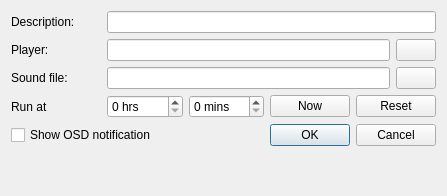
loimu/zeit, file src/timerdialog.ui: the form before one commit.
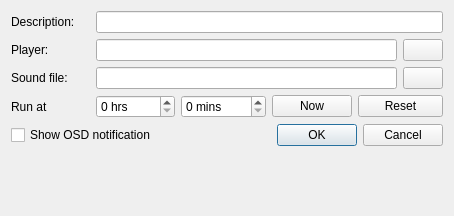
The form after the commit.

Diff of the .ui file:
```diff
--- a/src/timerdialog.ui
+++ b/src/timerdialog.ui
@@ -6,116 +6,78 @@
    <rect>
     <x>0</x>
     <y>0</y>
-    <width>447</width>
-    <height>196</height>
+    <width>454</width>
+    <height>216</height>
    </rect>
   </property>
   <property name="windowTitle">
    <string>Dialog</string>
   </property>
-  <layout class="QVBoxLayout" name="verticalLayout">
-   <item>
-    <layout class="QHBoxLayout" name="horizontalLayout_5">
-     <item>
+  <layout class="QGridLayout" name="gridLayout">
+   <item row="0" column="0" colspan="2">
       <widget class="QLabel" name="label_4">
-       <property name="minimumSize">
-        <size>
-         <width>90</width>
-         <height>0</height>
-        </size>
-       </property>
        <property name="text">
         <string>Description:</string>
        </property>
       </widget>
      </item>
-     <item>
+   <item row="0" column="2" colspan="8">
       <widget class="QLineEdit" name="lineEditComment">
        <property name="clearButtonEnabled">
         <bool>true</bool>
        </property>
       </widget>
      </item>
-    </layout>
-   </item>
-   <item>
-    <layout class="QHBoxLayout" name="horizontalLayout">
-     <item>
+   <item row="1" column="0" colspan="2">
       <widget class="QLabel" name="label">
-       <property name="minimumSize">
-        <size>
-         <width>90</width>
-         <height>0</height>
-        </size>
-       </property>
        <property name="text">
         <string>Player:</string>
        </property>
       </widget>
      </item>
-     <item>
+   <item row="1" column="2" colspan="7">
       <widget class="QLineEdit" name="lineEditPlayer">
        <property name="clearButtonEnabled">
         <bool>true</bool>
        </property>
       </widget>
      </item>
-     <item>
+   <item row="1" column="9">
       <widget class="QPushButton" name="pushButtonPlayer">
        <property name="text">
         <string notr="true"/>
        </property>
       </widget>
      </item>
-    </layout>
-   </item>
-   <item>
-    <layout class="QHBoxLayout" name="horizontalLayout_2">
-     <item>
+   <item row="2" column="0" colspan="2">
       <widget class="QLabel" name="label_2">
-       <property name="minimumSize">
-        <size>
-         <width>90</width>
-         <height>0</height>
-        </size>
-       </property>
        <property name="text">
         <string>Sound file:</string>
        </property>
       </widget>
      </item>
-     <item>
+   <item row="2" column="2" colspan="7">
       <widget class="QLineEdit" name="lineEditSoundFile">
        <property name="clearButtonEnabled">
         <bool>true</bool>
        </property>
       </widget>
      </item>
-     <item>
+   <item row="2" column="9">
       <widget class="QPushButton" name="pushButtonSoundFile">
        <property name="text">
         <string notr="true"/>
        </property>
       </widget>
      </item>
-    </layout>
-   </item>
-   <item>
-    <layout class="QHBoxLayout" name="horizontalLayout_3">
-     <item>
+   <item row="3" column="0" colspan="2">
       <widget class="QLabel" name="label_3">
-       <property name="minimumSize">
-        <size>
-         <width>90</width>
-         <height>0</height>
-        </size>
-       </property>
        <property name="text">
         <string>Run at</string>
        </property>
       </widget>
      </item>
-     <item>
+   <item row="3" column="2" colspan="2">
       <widget class="QSpinBox" name="spinBoxHours">
        <property name="suffix">
         <string> hrs</string>
@@ -128,7 +90,7 @@
        </property>
       </widget>
      </item>
-     <item>
+   <item row="3" column="4" colspan="2">
       <widget class="QSpinBox" name="spinBoxMinutes">
        <property name="suffix">
         <string> mins</string>
@@ -141,32 +103,28 @@
        </property>
       </widget>
      </item>
-     <item>
+   <item row="3" column="6" colspan="2">
       <widget class="QPushButton" name="pushButtonCurrent">
        <property name="text">
         <string>Now</string>
        </property>
       </widget>
      </item>
-     <item>
+   <item row="3" column="8" colspan="2">
       <widget class="QPushButton" name="pushButtonReset">
        <property name="text">
         <string>Reset</string>
        </property>
       </widget>
      </item>
-    </layout>
-   </item>
-   <item>
-    <layout class="QHBoxLayout" name="horizontalLayout_6">
-     <item>
+   <item row="4" column="0" colspan="5">
       <widget class="QCheckBox" name="checkBox">
        <property name="text">
         <string>Show OSD notification</string>
        </property>
       </widget>
      </item>
-     <item>
+   <item row="4" column="5" colspan="5">
       <widget class="QDialogButtonBox" name="buttonBox">
        <property name="orientation">
         <enum>Qt::Horizontal</enum>
@@ -176,9 +134,7 @@
        </property>
       </widget>
      </item>
-    </layout>
-   </item>
-   <item>
+   <item row="5" column="0" colspan="10" alignment="Qt::AlignTop">
     <widget class="QLabel" name="errorLabel">
      <property name="text">
       <string/>
```
Lines whose indentation alone changed are shown as unchanged.
